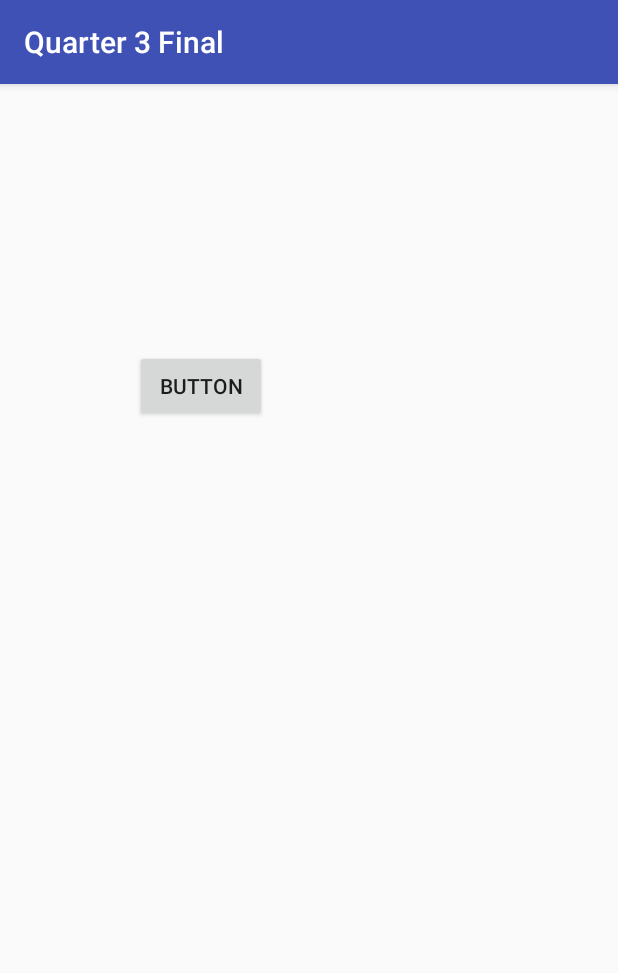
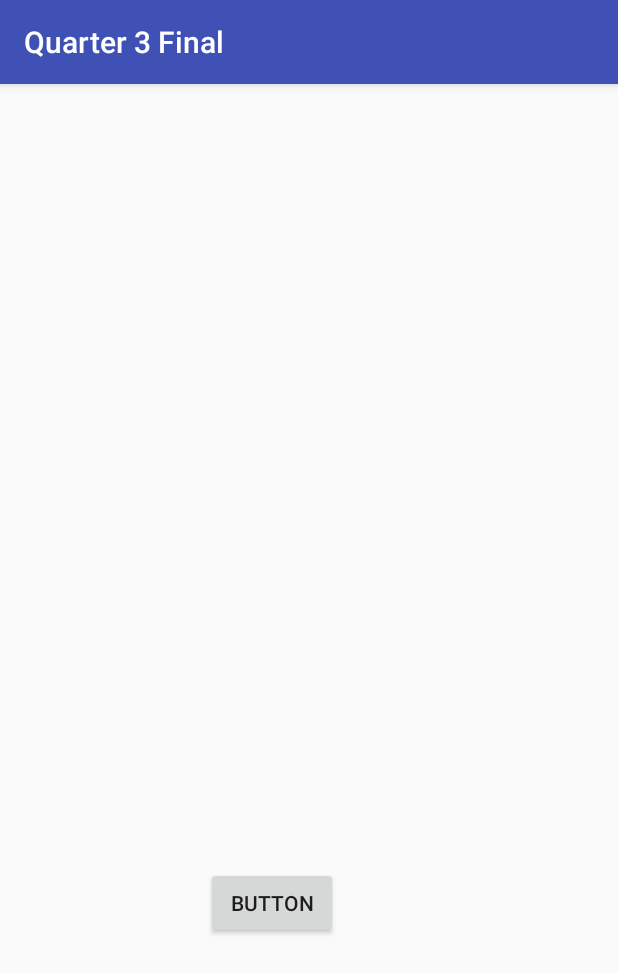
Before and after one commit to Aidan-S/Q3Final, an Android app: the screen it shows after launch (MainActivity), on a phone screen of 412 x 824 dp. Shown: the top 973 px of the screen. Run offline under Robolectric (Android 15) with nearby library versions, the phone set to English and light mode, and no system bars; 2 statements that could not run were skipped.

Commit message:
might leave class

```diff
--- a/app/src/main/res/layout/activity_main.xml
+++ b/app/src/main/res/layout/activity_main.xml
@@ -14,11 +14,12 @@
         android:text="Button"
         android:layout_width="wrap_content"
         android:layout_height="wrap_content"
-        android:layout_alignParentTop="true"
+        android:id="@+id/btnClick"
+        android:layout_marginLeft="121dp"
+        android:layout_marginStart="121dp"
+        android:layout_alignParentBottom="true"
         android:layout_alignParentLeft="true"
         android:layout_alignParentStart="true"
-        android:layout_marginLeft="74dp"
-        android:layout_marginStart="74dp"
-        android:layout_marginTop="161dp"
-        android:id="@+id/btnClick" />
+        android:layout_marginBottom="182dp" />
+
 </RelativeLayout>
```
Also changed, not shown: app/src/main/java/com/scannella/quarter3final/MainActivity.java (+19 -6 lines).
